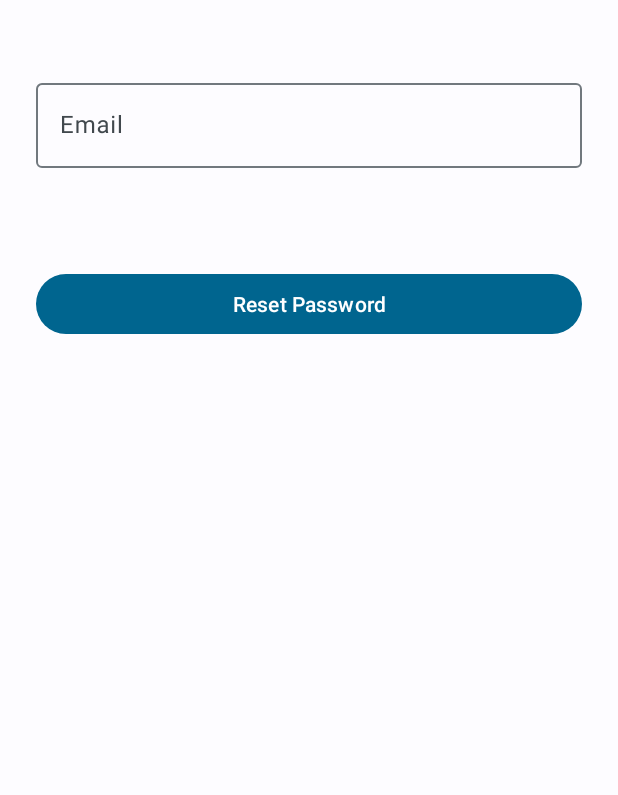
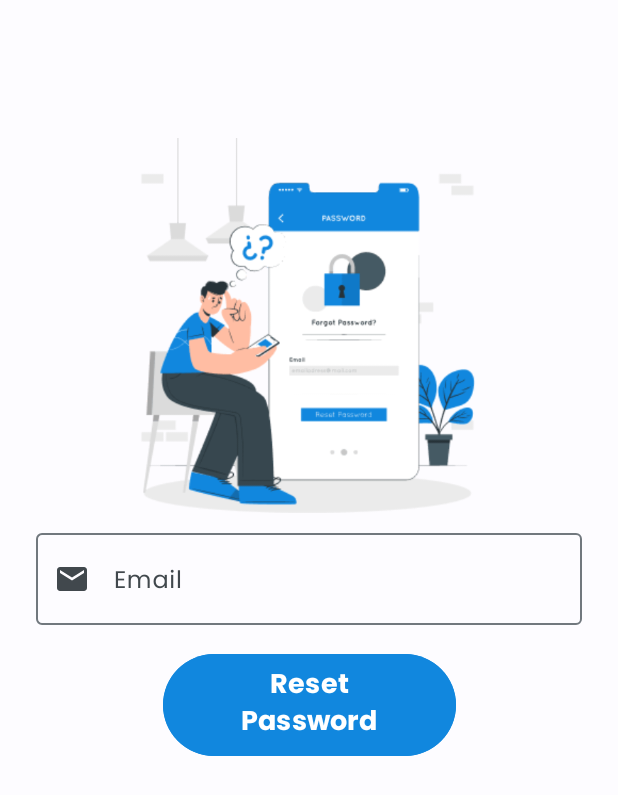
Before and after one commit to shafadeascr16/ProjectPAM_DoneIt, an Android app: the fragment ForgotPasswordFragment placed in its activity, on a phone screen of 412 x 824 dp. Shown: the top 795 px of the screen. Run offline under Robolectric (Android 15) with nearby library versions, the light colour scheme and no system bars; our stand-ins replace Dagger/Hilt's generated code, navigation-ui.

Commit message:
edit forgetpw

```diff
--- a/app/src/main/res/layout/fragment_forgot_password.xml
+++ b/app/src/main/res/layout/fragment_forgot_password.xml
@@ -13,31 +13,36 @@
         android:layout_height="wrap_content"
         android:layout_marginStart="24dp"
         android:layout_marginEnd="24dp"
-        android:layout_marginTop="50dp"
+        android:layout_marginTop="350dp"
         android:hint="@string/email"
         app:layout_constraintEnd_toEndOf="parent"
         app:layout_constraintStart_toStartOf="parent"
-        app:layout_constraintTop_toTopOf="parent">
+        app:layout_constraintTop_toTopOf="parent"
+        app:startIconDrawable="@drawable/baseline_email_24">
 
         <com.google.android.material.textfield.TextInputEditText
             android:id="@+id/username"
+            android:fontFamily="@font/poppins_regular"
             android:layout_width="match_parent"
             android:layout_height="wrap_content" />
     </com.google.android.material.textfield.TextInputLayout>
 
     <Button
         android:id="@+id/forgotPasswordButton"
-        android:layout_width="match_parent"
+        android:layout_width="195dp"
         android:layout_height="wrap_content"
         android:layout_gravity="start"
         android:layout_marginStart="24dp"
         android:layout_marginEnd="24dp"
+        android:backgroundTint="#1187DE"
+        android:fontFamily="@font/poppins_bold"
         android:text="@string/reset_password"
+        android:textSize="18sp"
         app:layout_constraintBottom_toBottomOf="parent"
         app:layout_constraintEnd_toEndOf="parent"
         app:layout_constraintStart_toStartOf="parent"
         app:layout_constraintTop_toBottomOf="@+id/emailTextField"
-        app:layout_constraintVertical_bias="0.1" />
+        app:layout_constraintVertical_bias="0.047" />
 
     <ProgressBar
         android:id="@+id/loading"
@@ -47,8 +52,23 @@
         android:visibility="invisible"
         app:layout_constraintBottom_toBottomOf="parent"
         app:layout_constraintEnd_toEndOf="parent"
+        app:layout_constraintHorizontal_bias="0.498"
         app:layout_constraintStart_toStartOf="parent"
         app:layout_constraintTop_toTopOf="@id/forgotPasswordButton"
-        app:layout_constraintVertical_bias="0.15" />
+        app:layout_constraintVertical_bias="0.211" />
+
+    <ImageView
+        android:id="@+id/forgetpw"
+        android:layout_width="300dp"
+        android:layout_height="250dp"
+        android:layout_marginBottom="8dp"
+        android:adjustViewBounds="true"
+        android:contentDescription="FORGETPW"
+        android:scaleType="fitCenter"
+        android:src="@drawable/forgetpw"
+        app:layout_constraintBottom_toTopOf="@id/emailTextField"
+        app:layout_constraintEnd_toEndOf="parent"
+        app:layout_constraintHorizontal_bias="0.497"
+        app:layout_constraintStart_toStartOf="parent" />
 
 </androidx.constraintlayout.widget.ConstraintLayout>
```
Also changed, not shown: app/src/main/res/drawable/forgetpw.png (added).
